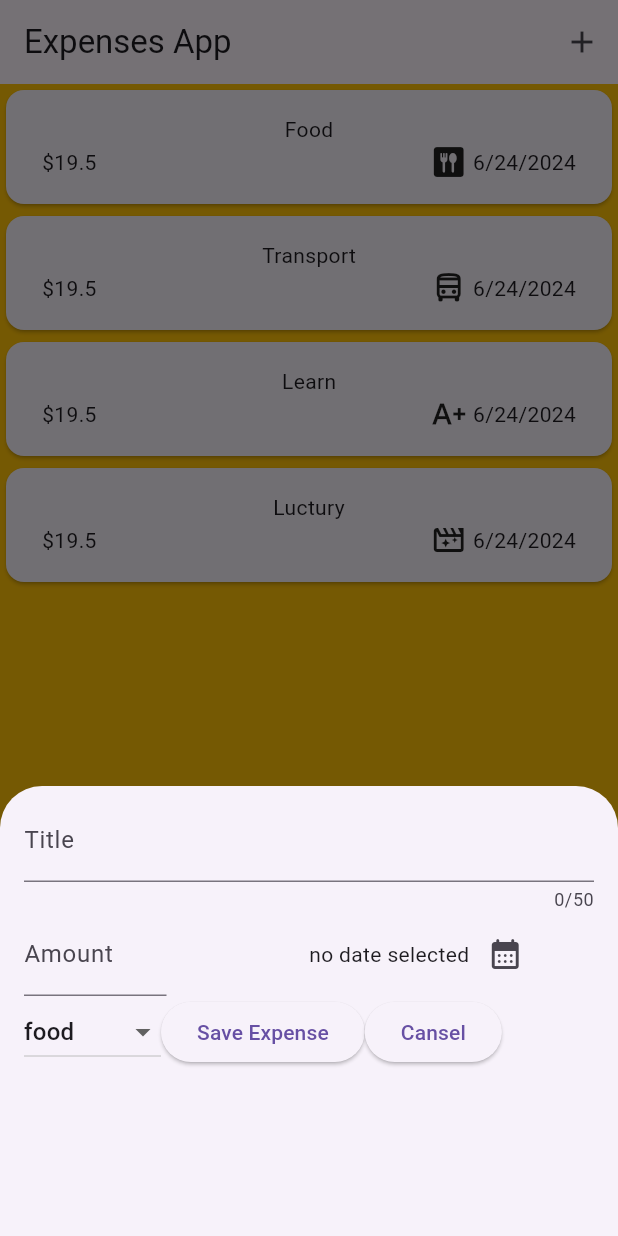
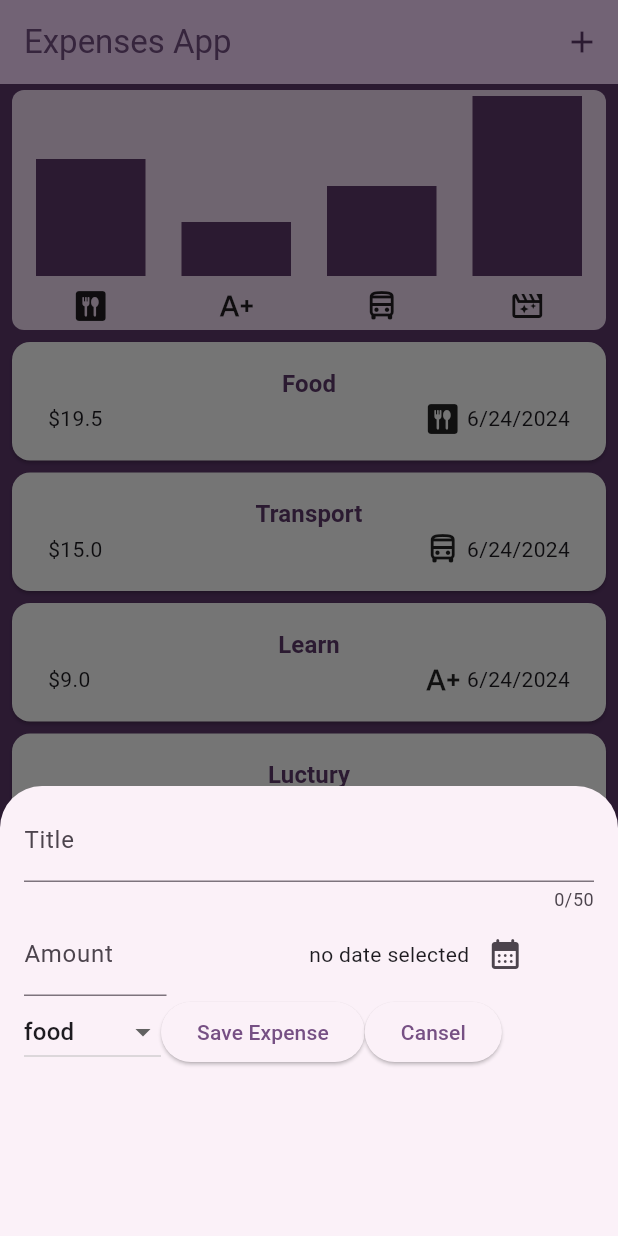
Before and after one commit to Mahmoud-Magdy17/expenses-app, a Flutter app: the screen it shows after launch, after a tap on the "add" icon, on a phone screen of 412 x 824 dp. Run offline on Flutter 3.47's test engine with Material 3 defaults, Android fonts, the phone set to English and light mode, and no system bars.

Commit message:
expenses category char

```diff
--- a/lib/data/expenses.dart
+++ b/lib/data/expenses.dart
@@ -2,20 +2,24 @@ import 'package:expenses_app/models/expense.dart';
 
 List<Expense> expenses = [
   Expense(
-      title: "Food", cost: 19.5, date: DateTime.now(), category: Category.food),
+    title: "Food",
+    cost: 19.5,
+    date: DateTime.now(),
+    category: Category.food,
+  ),
   Expense(
       title: "Transport",
-      cost: 19.5,
+      cost: 15,
       date: DateTime.now(),
       category: Category.transport),
   Expense(
       title: "Learn",
-      cost: 19.5,
+      cost: 9,
       date: DateTime.now(),
       category: Category.learn),
   Expense(
       title: "Luctury",
-      cost: 19.5,
+      cost: 30,
       date: DateTime.now(),
       category: Category.luctury),
 ];
--- a/lib/main.dart
+++ b/lib/main.dart
@@ -5,14 +5,38 @@ void main() {
   runApp(const ExpenseApp());
 }
 
+var colorScheme = ColorScheme.fromSeed(
+  seedColor: const Color.fromRGBO(120, 20, 160, 1),
+);
+
 class ExpenseApp extends StatelessWidget {
   const ExpenseApp({super.key});
 
   @override
   Widget build(BuildContext context) {
-    return const MaterialApp(
+    return MaterialApp(
+      theme: ThemeData().copyWith(
+        colorScheme: colorScheme,
+        appBarTheme: const AppBarTheme().copyWith(
+          backgroundColor: colorScheme.primaryContainer,
+          foregroundColor: colorScheme.onPrimaryContainer,
+        ),
+        cardTheme: const CardTheme().copyWith(
+          color: colorScheme.onPrimary,
+          margin: const EdgeInsets.symmetric(horizontal: 8, vertical: 4),
+        ),
+        textTheme: ThemeData().textTheme.copyWith(
+              titleLarge: const TextStyle()
+                  .copyWith(color: colorScheme.primary, fontSize: 22),
+              titleSmall: const TextStyle().copyWith(
+                color: colorScheme.onPrimaryContainer,
+                fontSize: 16,
+                fontWeight: FontWeight.bold,
+              ),
+            ),
+      ),
       debugShowCheckedModeBanner: false,
-      home: HomeScreen(),
+      home: const HomeScreen(),
     );
   }
 }
--- /dev/null
+++ b/lib/models/expense_bucket.dart
@@ -0,0 +1,19 @@
+import 'package:expenses_app/models/expense.dart';
+
+class ExpenseBucket {
+  ExpenseBucket(this.cat, this.expenses);
+  final Category cat;
+  List<Expense> expenses;
+  ExpenseBucket.forCategory(
+      {required List<Expense> allExpenses, required this.cat})
+      : expenses =
+            allExpenses.where((element) => element.category == cat).toList();
+
+  double get totalCostForCategory {
+    double sum = 0;
+    for (var element in expenses) {
+      element.category == cat ? sum += element.cost : sum += 0;
+    }
+    return sum;
+  }
+}
--- a/lib/screens/home_screen.dart
+++ b/lib/screens/home_screen.dart
@@ -1,26 +1,51 @@
+import 'package:expenses_app/data/expenses.dart';
+import 'package:expenses_app/main.dart';
+import 'package:expenses_app/models/expense.dart';
+import 'package:expenses_app/widgets/chart.dart';
+import 'package:expenses_app/widgets/expence_item.dart';
 import 'package:flutter/material.dart';
 
-import 'package:expenses_app/widgets/expences_list.dart';
 import 'package:expenses_app/widgets/new_expence.dart';
 
-class HomeScreen extends StatelessWidget {
+class HomeScreen extends StatefulWidget {
   const HomeScreen({super.key});
+
+  @override
+  State<HomeScreen> createState() => _HomeScreenState();
+}
+
+class _HomeScreenState extends State<HomeScreen> {
+  void addExpense(Expense expense) {
+    setState(() {
+      expenses.add(expense);
+    });
+  }
+
+  void removeResponse(Expense expense) {
+    setState(() {
+      expenses.remove(expense);
+    });
+  }
 
   @override
   Widget build(BuildContext context) {
     return Scaffold(
       appBar: AppBar(
-        title: const Text("Expenses App"),
+        // backgroundColor: ThemeData.light().appBarTheme.backgroundColor,
+        title: Text(
+          "Expenses App",
+          style: Theme.of(context).textTheme.titleLarge,
+        ),
         actions: [
           IconButton(
             onPressed: () {
               showModalBottomSheet(
                 context: context,
                 builder: (context) {
-                  return const SizedBox(
+                  return SizedBox(
                     height: 300,
                     width: double.infinity,
-                    child: NewExpense(),
+                    child: NewExpense(addExpense: addExpense),
                   );
                 },
               );
@@ -30,9 +55,32 @@ class HomeScreen extends StatelessWidget {
         ],
       ),
       body: Container(
-        color: Colors.amber,
-        child: const ExpensesList(),
-      ),
+          color: colorScheme.onPrimaryContainer,
+          child: Column(
+            children: [
+              Chart(expenses: expenses),
+              Expanded(
+                child: ListView.builder(
+                  itemBuilder: (c, index) => Dismissible(
+                    background: Container(
+                      color: colorScheme.errorContainer,
+                      margin: EdgeInsets.symmetric(
+                          horizontal:
+                              Theme.of(context).cardTheme.margin!.horizontal),
+                    ),
+                    onDismissed: (direction) => removeResponse(
+                      expenses[index],
+                    ),
+                    key: ValueKey(expenses[index]),
+                    child: ExpenseItem(
+                      index: index,
+                    ),
+                  ),
+                  itemCount: expenses.length,
+                ),
+              )
+            ],
+          )),
     );
   }
 }
--- /dev/null
+++ b/lib/widgets/chart.dart
@@ -0,0 +1,71 @@
+import 'package:expenses_app/main.dart';
+import 'package:expenses_app/models/expense.dart';
+import 'package:expenses_app/models/expense_bucket.dart';
+import 'package:expenses_app/widgets/chart_bar.dart';
+import 'package:flutter/cupertino.dart';
+import 'package:flutter/material.dart';
+import 'package:flutter/widgets.dart';
+import 'expence_item.dart';
+
+class Chart extends StatelessWidget {
+  Chart({super.key, required this.expenses});
+  final List<Expense> expenses;
+  get buckets {
+    return [
+      ExpenseBucket.forCategory(cat: Category.food, allExpenses: expenses),
+      ExpenseBucket.forCategory(cat: Category.learn, allExpenses: expenses),
+      ExpenseBucket.forCategory(cat: Category.transport, allExpenses: expenses),
+      ExpenseBucket.forCategory(cat: Category.luctury, allExpenses: expenses),
+    ];
+  }
+
+  get maxBucketExpense {
+    double maxBucket = 0;
+
+    for (var element in buckets) {
+      if (element.totalCostForCategory > maxBucket) {
+        maxBucket = element.totalCostForCategory;
+      }
+    }
+
+    return maxBucket;
+  }
+
+  @override
+  Widget build(BuildContext context) {
+    return Container(
+      width: double.infinity,
+      height: 160,
+      margin: const EdgeInsets.symmetric(horizontal: 8, vertical: 4),
+      decoration: BoxDecoration(
+          color: colorScheme.secondaryContainer,
+          borderRadius: BorderRadius.circular(8)),
+      padding: const EdgeInsets.all(4),
+      child: Column(
+        children: [
+          Expanded(
+            child: Row(
+              crossAxisAlignment: CrossAxisAlignment.end,
+              children: [
+                for (var ele in buckets) ChartBar(fill: ele.totalCostForCategory == 0?0:(ele.totalCostForCategory/maxBucketExpense)),
+              ],
+            ),
+          ),
+          const SizedBox(
+            height: 8,
+          ),
+          Row(
+            children: [
+              for (var e in buckets)
+                Expanded(
+                  child: Icon(
+                    categoryIcons[e.cat],
+                  ),
+                ),
+            ],
+          )
+        ],
+      ),
+    );
+  }
+}
--- /dev/null
+++ b/lib/widgets/chart_bar.dart
@@ -0,0 +1,24 @@
+import 'package:expenses_app/main.dart';
+import 'package:flutter/material.dart';
+
+class ChartBar extends StatelessWidget {
+  const ChartBar({super.key, required this.fill});
+  final double fill;
+
+  @override
+  Widget build(BuildContext context) {
+    return Expanded(
+      child: Container(
+        padding: const EdgeInsets.symmetric(horizontal: 8),
+        margin: const EdgeInsets.symmetric(horizontal: 4),
+        child: FractionallySizedBox(
+          heightFactor: fill,
+          child: DecoratedBox(
+              decoration: BoxDecoration(
+            color: colorScheme.onPrimaryContainer,
+          )),
+        ),
+      ),
+    );
+  }
+}
--- a/lib/widgets/expence_item.dart
+++ b/lib/widgets/expence_item.dart
@@ -2,17 +2,17 @@ import 'package:expenses_app/data/expenses.dart';
 import 'package:expenses_app/models/expense.dart';
 import 'package:flutter/material.dart';
 
-class ExpenseItem extends StatelessWidget {
-  ExpenseItem({
-    super.key,
-    required this.index,
-  });
-  final Map<Category, IconData> icon = {
+  final Map<Category, IconData> categoryIcons = {
     Category.food: Icons.dining_rounded,
     Category.learn: Icons.text_increase_sharp,
     Category.luctury: Icons.movie_filter_outlined,
     Category.transport: Icons.directions_bus_outlined,
   };
+class ExpenseItem extends StatelessWidget {
+  const ExpenseItem({
+    super.key,
+    required this.index,
+  });
   final int index;
   @override
   Widget build(BuildContext context) {
@@ -21,13 +21,18 @@ class ExpenseItem extends StatelessWidget {
         padding: const EdgeInsets.symmetric(vertical: 16.0, horizontal: 24),
         child: Column(
           children: [
-            Text(expenses[index].title),
+            Text(
+              expenses[index].title,
+              style: Theme.of(context).textTheme.titleSmall,
+            ),
             Row(
               children: [
                 Text("\$${expenses[index].cost}"),
                 const Spacer(),
-                Icon(icon[expenses[index].category]),
-                const SizedBox(width: 4,),
+                Icon(categoryIcons[expenses[index].category]),
+                const SizedBox(
+                  width: 4,
+                ),
                 Text(expenses[index].dateTime),
               ],
             )
--- a/lib/widgets/expences_list.dart
+++ /dev/null
@@ -1,15 +0,0 @@
-import 'package:expenses_app/data/expenses.dart';
-import 'package:expenses_app/widgets/expence_item.dart';
-import 'package:flutter/material.dart';
-
-class ExpensesList extends StatelessWidget {
-  const ExpensesList({super.key});
-
-  @override
-  Widget build(BuildContext context) {
-    return ListView.builder(
-      itemBuilder: (c, index) => ExpenseItem(index: index,),
-      itemCount: expenses.length,
-    );
-  }
-}
--- a/lib/widgets/new_expence.dart
+++ b/lib/widgets/new_expence.dart
@@ -1,11 +1,14 @@
-import 'dart:developer';
 import 'package:flutter/material.dart';
 
-import 'package:expenses_app/models/expense.dart';
+import 'package:expenses_app/models/expense.dart' as ex;
 import 'package:intl/intl.dart';
 
 class NewExpense extends StatefulWidget {
-  const NewExpense({super.key});
+  const NewExpense({
+    super.key,
+    required this.addExpense,
+  });
+  final Function(ex.Expense expense) addExpense;
 
   @override
   State<NewExpense> createState() => _NewExpenseState();
@@ -16,8 +19,7 @@ class _NewExpenseState extends State<NewExpense> {
   final DateFormat _formatter = DateFormat.yMd();
   final _titleControler = TextEditingController();
   final _amountControler = TextEditingController();
-  Object? _selectedCategory = Category.food;
-
+  ex.Category? _selectedCategory = ex.Category.food;
   @override
   void dispose() {
     super.dispose();
@@ -88,7 +90,7 @@ class _NewExpenseState extends State<NewExpense> {
               DropdownButton(
                 value: _selectedCategory,
                 items: [
-                  ...Category.values.map(
+                  ...ex.Category.values.map(
                     (e) => DropdownMenuItem(
                       value: e,
                       child: Text(e.name),
@@ -130,21 +132,25 @@ class _NewExpenseState extends State<NewExpense> {
       showDialog(
         context: context,
         builder: (ctx) => AlertDialog(
-          title: Text("inValid Data"),
-          content: Text("the data you entered is invalid"),
+          title: const Text("inValid Data"),
+          content: const Text("the data you entered is invalid"),
           actions: [
             TextButton(
               onPressed: () {
                 Navigator.pop(ctx);
               },
-              child: Text("Okey"),
+              child: const Text("Okey"),
             )
           ],
         ),
       );
     } else {
-      log(_titleControler.text);
-      log(_amountControler.text);
+      widget.addExpense(ex.Expense(
+          category: _selectedCategory!,
+          title: _titleControler.text,
+          cost: enteredAmount,
+          date: _selectedDate!));
+      Navigator.pop(context);
     }
   }
 }
```
